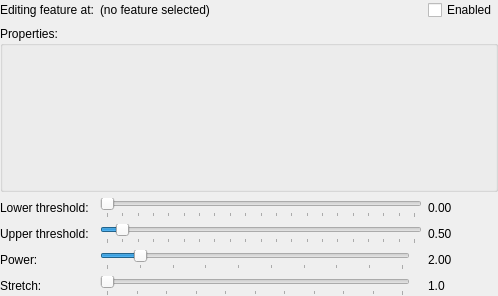
Above: Gui/FeatureWidget.ui from bwrrp/multifieldexplorer before the change. Below: the same form after it.
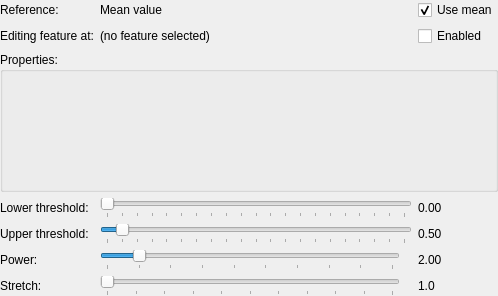
That is the form after the change. Custom widgets are drawn as their Qt base class.

Commit message: Enabled background point selection. Shift-click now selects the foreground point and control-click the reference point.

```diff
--- a/Gui/FeatureWidget.ui
+++ b/Gui/FeatureWidget.ui
@@ -17,7 +17,7 @@
    <property name="margin">
     <number>0</number>
    </property>
-   <item row="1" column="0" colspan="5">
+   <item row="3" column="0" colspan="5">
     <widget class="QGroupBox" name="propertiesGroup">
      <property name="sizePolicy">
       <sizepolicy hsizetype="Expanding" vsizetype="Expanding">
@@ -45,7 +45,7 @@
      </layout>
     </widget>
    </item>
-   <item row="2" column="0">
+   <item row="4" column="0">
     <widget class="QLabel" name="startThresholdLabel">
      <property name="sizePolicy">
       <sizepolicy hsizetype="Preferred" vsizetype="Preferred">
@@ -58,7 +58,7 @@
      </property>
     </widget>
    </item>
-   <item row="2" column="1" colspan="3">
+   <item row="4" column="1" colspan="3">
     <widget class="QSlider" name="startThreshold">
      <property name="maximum">
       <number>1000</number>
@@ -74,27 +74,21 @@
      </property>
     </widget>
    </item>
-   <item row="2" column="4">
+   <item row="4" column="4">
     <widget class="QLabel" name="startThresholdReadout">
-     <property name="sizePolicy">
-      <sizepolicy hsizetype="Maximum" vsizetype="Preferred">
-       <horstretch>0</horstretch>
-       <verstretch>0</verstretch>
-      </sizepolicy>
-     </property>
      <property name="text">
       <string>0.00</string>
      </property>
     </widget>
    </item>
-   <item row="3" column="0">
+   <item row="5" column="0">
     <widget class="QLabel" name="endThresholdLabel">
      <property name="text">
       <string>Upper threshold:</string>
      </property>
     </widget>
    </item>
-   <item row="3" column="1" colspan="3">
+   <item row="5" column="1" colspan="3">
     <widget class="QSlider" name="endThreshold">
      <property name="maximum">
       <number>1000</number>
@@ -113,20 +107,14 @@
      </property>
     </widget>
    </item>
-   <item row="3" column="4">
+   <item row="5" column="4">
     <widget class="QLabel" name="endThresholdReadout">
-     <property name="sizePolicy">
-      <sizepolicy hsizetype="Maximum" vsizetype="Preferred">
-       <horstretch>0</horstretch>
-       <verstretch>0</verstretch>
-      </sizepolicy>
-     </property>
      <property name="text">
       <string>0.50</string>
      </property>
     </widget>
    </item>
-   <item row="0" column="0">
+   <item row="1" column="0">
     <widget class="QLabel" name="examplePosLabel">
      <property name="sizePolicy">
       <sizepolicy hsizetype="Maximum" vsizetype="Preferred">
@@ -139,14 +127,14 @@
      </property>
     </widget>
    </item>
-   <item row="0" column="1" colspan="3">
+   <item row="1" column="1" colspan="3">
     <widget class="QLabel" name="examplePosReadout">
      <property name="text">
       <string>(no feature selected)</string>
      </property>
     </widget>
    </item>
-   <item row="0" column="4">
+   <item row="1" column="4">
     <widget class="QCheckBox" name="enabled">
      <property name="sizePolicy">
       <sizepolicy hsizetype="Fixed" vsizetype="Fixed">
@@ -159,21 +147,21 @@
      </property>
     </widget>
    </item>
-   <item row="4" column="0">
+   <item row="6" column="0">
     <widget class="QLabel" name="powerLabel">
      <property name="text">
       <string>Power:</string>
      </property>
     </widget>
    </item>
-   <item row="4" column="4">
+   <item row="6" column="4">
     <widget class="QLabel" name="powerReadout">
      <property name="text">
       <string>2.00</string>
      </property>
     </widget>
    </item>
-   <item row="4" column="1">
+   <item row="6" column="1">
     <widget class="QSlider" name="power">
      <property name="minimum">
       <number>100</number>
@@ -195,14 +183,14 @@
      </property>
     </widget>
    </item>
-   <item row="5" column="0">
+   <item row="7" column="0">
     <widget class="QLabel" name="stretchLabel">
      <property name="text">
       <string>Stretch:</string>
      </property>
     </widget>
    </item>
-   <item row="5" column="1">
+   <item row="7" column="1">
     <widget class="QSlider" name="stretch">
      <property name="minimum">
       <number>1</number>
@@ -224,13 +212,37 @@
      </property>
     </widget>
    </item>
-   <item row="5" column="4">
+   <item row="7" column="4">
     <widget class="QLabel" name="stretchReadout">
      <property name="text">
       <string>1.0</string>
      </property>
     </widget>
    </item>
+   <item row="0" column="0">
+    <widget class="QLabel" name="backgroundPosLabel">
+     <property name="text">
+      <string>Reference:</string>
+     </property>
+    </widget>
+   </item>
+   <item row="0" column="1">
+    <widget class="QLabel" name="backgroundPosReadout">
+     <property name="text">
+      <string>Mean value</string>
+     </property>
+    </widget>
+   </item>
+   <item row="0" column="4">
+    <widget class="QCheckBox" name="biasRelativeToMean">
+     <property name="text">
+      <string>Use mean</string>
+     </property>
+     <property name="checked">
+      <bool>true</bool>
+     </property>
+    </widget>
+   </item>
   </layout>
  </widget>
  <customwidgets>
```
The commit also changes 9 other files.
